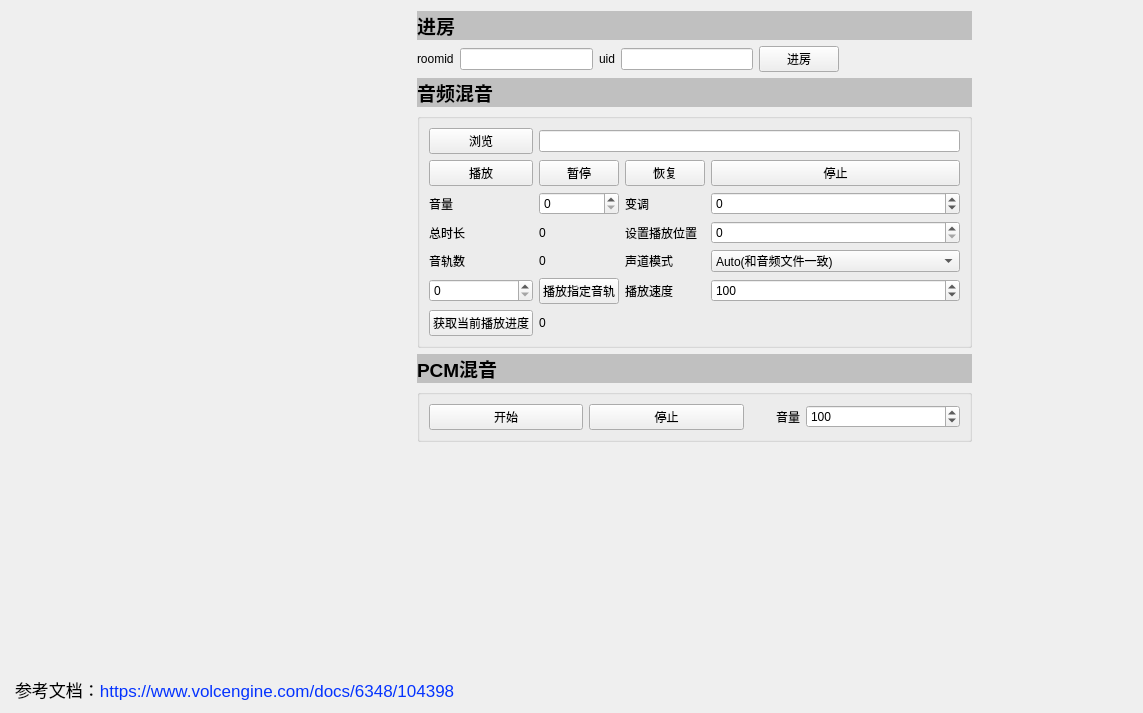
Old version of the form Windows/src/Advanced/AudioMixing/AudioMixingMedia.ui in the repository volcengine/VolcEngineRTC.
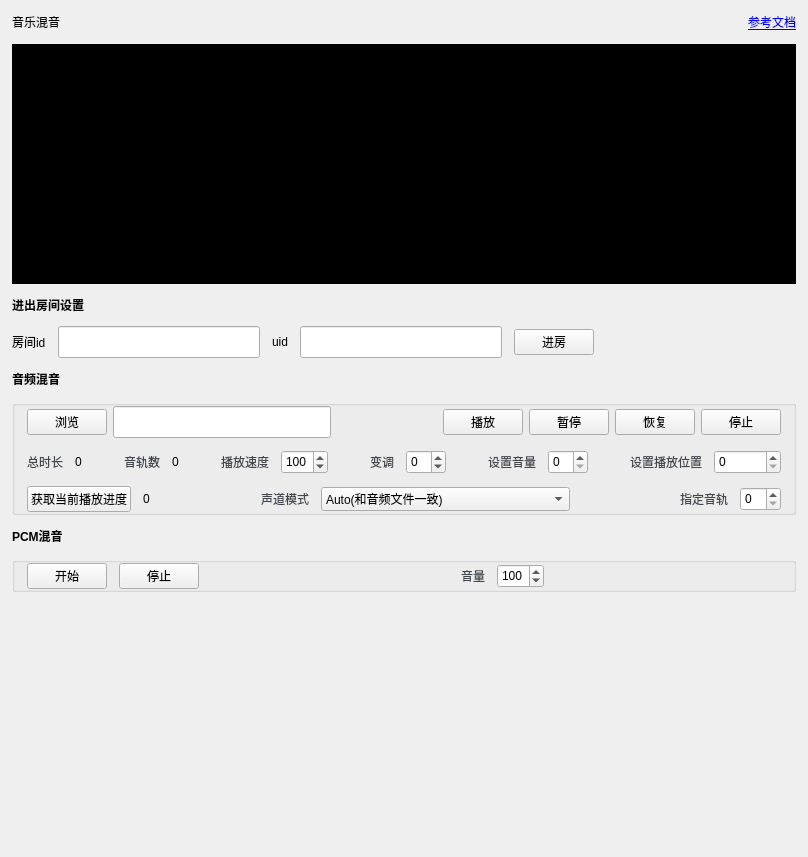
New version of the form. Icons and pictures are not drawn. Custom widgets are drawn as their Qt base class.

```diff
--- a/Windows/src/Advanced/AudioMixing/AudioMixingMedia.ui
+++ b/Windows/src/Advanced/AudioMixing/AudioMixingMedia.ui
@@ -6,8 +6,8 @@
    <rect>
     <x>0</x>
     <y>0</y>
-    <width>1143</width>
-    <height>713</height>
+    <width>808</width>
+    <height>857</height>
    </rect>
   </property>
   <property name="windowTitle">
@@ -16,27 +16,161 @@
   <property name="styleSheet">
    <string notr="true"/>
   </property>
-  <layout class="QVBoxLayout" name="verticalLayout_3" stretch="5,2,1">
-   <item>
-    <layout class="QHBoxLayout" name="horizontalLayout_2">
-     <item>
       <layout class="QVBoxLayout" name="verticalLayout">
+   <property name="spacing">
+    <number>12</number>
+   </property>
+   <property name="leftMargin">
+    <number>12</number>
+   </property>
+   <property name="topMargin">
+    <number>12</number>
+   </property>
+   <property name="rightMargin">
+    <number>12</number>
+   </property>
+   <property name="bottomMargin">
+    <number>12</number>
+   </property>
+   <item>
+    <layout class="QHBoxLayout" name="horizontalLayout_3">
+     <item>
+      <widget class="QLabel" name="label_title">
+       <property name="text">
+        <string>音乐混音</string>
+       </property>
+      </widget>
+     </item>
+     <item>
+      <spacer name="horizontalSpacer_4">
+       <property name="orientation">
+        <enum>Qt::Horizontal</enum>
+       </property>
+       <property name="sizeHint" stdset="0">
+        <size>
+         <width>40</width>
+         <height>20</height>
+        </size>
+       </property>
+      </spacer>
+     </item>
+     <item>
+      <widget class="QLabel" name="label_12">
+       <property name="minimumSize">
+        <size>
+         <width>18</width>
+         <height>18</height>
+        </size>
+       </property>
+       <property name="maximumSize">
+        <size>
+         <width>18</width>
+         <height>18</height>
+        </size>
+       </property>
+       <property name="text">
+        <string/>
+       </property>
+       <property name="pixmap">
+        <pixmap resource="../../../resources.qrc">:/img/Resources/ui/document.png</pixmap>
+       </property>
+       <property name="scaledContents">
+        <bool>true</bool>
+       </property>
+      </widget>
+     </item>
+     <item>
+      <widget class="QLabel" name="label_16">
+       <property name="text">
+        <string>&lt;a href=&quot;https://www.volcengine.com/docs/6348/70141&quot;&gt;参考文档</string>
+       </property>
+       <property name="openExternalLinks">
+        <bool>true</bool>
+       </property>
+      </widget>
+     </item>
+    </layout>
+   </item>
+   <item>
+    <widget class="QWidget" name="widget_users" native="true">
+     <property name="minimumSize">
+      <size>
+       <width>0</width>
+       <height>240</height>
+      </size>
+     </property>
+     <property name="maximumSize">
+      <size>
+       <width>16777215</width>
+       <height>240</height>
+      </size>
+     </property>
+     <property name="styleSheet">
+      <string notr="true">background-color: rgb(0, 0, 0);</string>
+     </property>
+     <layout class="QHBoxLayout" name="horizontalLayout_2">
+      <property name="spacing">
+       <number>0</number>
+      </property>
+      <property name="leftMargin">
+       <number>0</number>
+      </property>
+      <property name="topMargin">
+       <number>0</number>
+      </property>
+      <property name="rightMargin">
+       <number>0</number>
+      </property>
+      <property name="bottomMargin">
+       <number>0</number>
+      </property>
+      <item>
+       <spacer name="horizontalSpacer_2">
+        <property name="orientation">
+         <enum>Qt::Horizontal</enum>
+        </property>
+        <property name="sizeHint" stdset="0">
+         <size>
+          <width>40</width>
+          <height>20</height>
+         </size>
+        </property>
+       </spacer>
+      </item>
        <item>
         <widget class="UserWidget" name="widget" native="true">
          <property name="minimumSize">
           <size>
-           <width>400</width>
-           <height>400</height>
+          <width>320</width>
+          <height>240</height>
+         </size>
+        </property>
+        <property name="maximumSize">
+         <size>
+          <width>320</width>
+          <height>240</height>
           </size>
          </property>
         </widget>
        </item>
-      </layout>
+      <item>
+       <spacer name="horizontalSpacer_3">
+        <property name="orientation">
+         <enum>Qt::Horizontal</enum>
+        </property>
+        <property name="sizeHint" stdset="0">
+         <size>
+          <width>40</width>
+          <height>20</height>
+         </size>
+        </property>
+       </spacer>
+      </item>
+     </layout>
+    </widget>
      </item>
      <item>
-      <layout class="QVBoxLayout" name="verticalLayout_2">
-       <item>
-        <widget class="QLabel" name="label_13">
+    <widget class="QLabel" name="label_t1">
          <property name="sizePolicy">
           <sizepolicy hsizetype="Preferred" vsizetype="Preferred">
            <horstretch>0</horstretch>
@@ -46,7 +180,7 @@
          <property name="maximumSize">
           <size>
            <width>16777215</width>
-           <height>30</height>
+       <height>16777215</height>
           </size>
          </property>
          <property name="palette">
@@ -88,15 +222,15 @@
          </property>
          <property name="font">
           <font>
-           <pointsize>14</pointsize>
+       <pointsize>9</pointsize>
            <bold>true</bold>
           </font>
          </property>
          <property name="autoFillBackground">
-          <bool>true</bool>
+      <bool>false</bool>
          </property>
          <property name="text">
-          <string>进房</string>
+      <string>进出房间设置</string>
          </property>
         </widget>
        </item>
@@ -105,12 +239,25 @@
          <item>
           <widget class="QLabel" name="label_8">
            <property name="text">
-            <string>roomid</string>
+        <string>房间id</string>
            </property>
           </widget>
          </item>
          <item>
-          <widget class="QLineEdit" name="lineEdit_room"/>
+      <widget class="QLineEdit" name="lineEdit_room">
+       <property name="minimumSize">
+        <size>
+         <width>0</width>
+         <height>32</height>
+        </size>
+       </property>
+       <property name="maximumSize">
+        <size>
+         <width>16777215</width>
+         <height>32</height>
+        </size>
+       </property>
+      </widget>
          </item>
          <item>
           <widget class="QLabel" name="label_9">
@@ -120,7 +267,20 @@
           </widget>
          </item>
          <item>
-          <widget class="QLineEdit" name="lineEdit_uid"/>
+      <widget class="QLineEdit" name="lineEdit_uid">
+       <property name="minimumSize">
+        <size>
+         <width>0</width>
+         <height>32</height>
+        </size>
+       </property>
+       <property name="maximumSize">
+        <size>
+         <width>16777215</width>
+         <height>32</height>
+        </size>
+       </property>
+      </widget>
          </item>
          <item>
           <widget class="QPushButton" name="btn_join">
@@ -145,7 +305,7 @@
         </layout>
        </item>
        <item>
-        <widget class="QLabel" name="label_14">
+    <widget class="QLabel" name="label_t2">
          <property name="sizePolicy">
           <sizepolicy hsizetype="Preferred" vsizetype="Preferred">
            <horstretch>0</horstretch>
@@ -155,7 +315,7 @@
          <property name="maximumSize">
           <size>
            <width>16777215</width>
-           <height>30</height>
+       <height>16777215</height>
           </size>
          </property>
          <property name="palette">
@@ -197,12 +357,12 @@
          </property>
          <property name="font">
           <font>
-           <pointsize>14</pointsize>
+       <pointsize>9</pointsize>
            <bold>true</bold>
           </font>
          </property>
          <property name="autoFillBackground">
-          <bool>true</bool>
+      <bool>false</bool>
          </property>
          <property name="text">
           <string>音频混音</string>
@@ -211,19 +371,188 @@
        </item>
        <item>
         <widget class="QGroupBox" name="groupBox">
+     <property name="minimumSize">
+      <size>
+       <width>0</width>
+       <height>0</height>
+      </size>
+     </property>
          <property name="title">
           <string/>
          </property>
-         <layout class="QGridLayout" name="gridLayout">
-          <item row="2" column="3">
+     <layout class="QVBoxLayout" name="verticalLayout_2">
+      <property name="spacing">
+       <number>12</number>
+      </property>
+      <property name="leftMargin">
+       <number>12</number>
+      </property>
+      <property name="topMargin">
+       <number>0</number>
+      </property>
+      <property name="rightMargin">
+       <number>12</number>
+      </property>
+      <property name="bottomMargin">
+       <number>0</number>
+      </property>
+      <item>
+       <layout class="QHBoxLayout" name="horizontalLayout_4">
+        <property name="spacing">
+         <number>6</number>
+        </property>
+        <item>
+         <widget class="QPushButton" name="btn_browser">
+          <property name="text">
+           <string>浏览</string>
+          </property>
+         </widget>
+        </item>
+        <item>
+         <widget class="QLineEdit" name="lineEdit_url">
+          <property name="minimumSize">
+           <size>
+            <width>218</width>
+            <height>32</height>
+           </size>
+          </property>
+          <property name="maximumSize">
+           <size>
+            <width>218</width>
+            <height>32</height>
+           </size>
+          </property>
+         </widget>
+        </item>
+        <item>
+         <spacer name="horizontalSpacer_12">
+          <property name="orientation">
+           <enum>Qt::Horizontal</enum>
+          </property>
+          <property name="sizeHint" stdset="0">
+           <size>
+            <width>200</width>
+            <height>20</height>
+           </size>
+          </property>
+         </spacer>
+        </item>
+        <item>
+         <widget class="QPushButton" name="btn_play">
+          <property name="text">
+           <string>播放</string>
+          </property>
+         </widget>
+        </item>
+        <item>
+         <widget class="QPushButton" name="btn_pause">
+          <property name="text">
+           <string>暂停</string>
+          </property>
+         </widget>
+        </item>
+        <item>
+         <widget class="QPushButton" name="btn_resume">
+          <property name="text">
+           <string>恢复</string>
+          </property>
+         </widget>
+        </item>
+        <item>
            <widget class="QPushButton" name="btn_stop">
             <property name="text">
              <string>停止</string>
             </property>
            </widget>
           </item>
-          <item row="6" column="3">
+       </layout>
+      </item>
+      <item>
+       <layout class="QHBoxLayout" name="horizontalLayout_5">
+        <item>
+         <widget class="QLabel" name="label_7">
+          <property name="styleSheet">
+           <string notr="true">QLabel{color:#42464E; background-color:transparent;}</string>
+          </property>
+          <property name="text">
+           <string>总时长</string>
+          </property>
+         </widget>
+        </item>
+        <item>
+         <widget class="QLabel" name="label_duration">
+          <property name="text">
+           <string>0</string>
+          </property>
+         </widget>
+        </item>
+        <item>
+         <spacer name="horizontalSpacer_6">
+          <property name="orientation">
+           <enum>Qt::Horizontal</enum>
+          </property>
+          <property name="sizeHint" stdset="0">
+           <size>
+            <width>40</width>
+            <height>20</height>
+           </size>
+          </property>
+         </spacer>
+        </item>
+        <item>
+         <widget class="QLabel" name="label_4">
+          <property name="styleSheet">
+           <string notr="true">QLabel{color:#42464E; background-color:transparent;}</string>
+          </property>
+          <property name="text">
+           <string>音轨数</string>
+          </property>
+         </widget>
+        </item>
+        <item>
+         <widget class="QLabel" name="label_track">
+          <property name="text">
+           <string>0</string>
+          </property>
+         </widget>
+        </item>
+        <item>
+         <spacer name="horizontalSpacer_7">
+          <property name="orientation">
+           <enum>Qt::Horizontal</enum>
+          </property>
+          <property name="sizeHint" stdset="0">
+           <size>
+            <width>40</width>
+            <height>20</height>
+           </size>
+          </property>
+         </spacer>
+        </item>
+        <item>
+         <widget class="QLabel" name="label_6">
+          <property name="styleSheet">
+           <string notr="true">QLabel{color:#42464E; background-color:transparent;}</string>
+          </property>
+          <property name="text">
+           <string>播放速度</string>
+          </property>
+         </widget>
+        </item>
+        <item>
            <widget class="QSpinBox" name="spinBox_speed">
+          <property name="minimumSize">
+           <size>
+            <width>0</width>
+            <height>24</height>
+           </size>
+          </property>
+          <property name="maximumSize">
+           <size>
+            <width>16777215</width>
+            <height>24</height>
+           </size>
+          </property>
             <property name="minimum">
              <number>50</number>
             </property>
@@ -235,67 +564,193 @@
             </property>
            </widget>
           </item>
-          <item row="5" column="1">
-           <widget class="QLabel" name="label_track">
+        <item>
+         <spacer name="horizontalSpacer_9">
+          <property name="orientation">
+           <enum>Qt::Horizontal</enum>
+          </property>
+          <property name="sizeHint" stdset="0">
+           <size>
+            <width>40</width>
+            <height>20</height>
+           </size>
+          </property>
+         </spacer>
+        </item>
+        <item>
+         <widget class="QLabel" name="label_2">
+          <property name="styleSheet">
+           <string notr="true">QLabel{color:#42464E; background-color:transparent;}</string>
+          </property>
             <property name="text">
-             <string>0</string>
+           <string>变调</string>
             </property>
            </widget>
           </item>
-          <item row="7" column="1">
-           <widget class="QLabel" name="label_time">
-            <property name="text">
-             <string>0</string>
-            </property>
-           </widget>
-          </item>
-          <item row="3" column="0">
+        <item>
+         <widget class="QSpinBox" name="spinBox_pitch">
+          <property name="minimumSize">
+           <size>
+            <width>40</width>
+            <height>24</height>
+           </size>
+          </property>
+          <property name="maximumSize">
+           <size>
+            <width>16777215</width>
+            <height>24</height>
+           </size>
+          </property>
+          <property name="minimum">
+           <number>-12</number>
+          </property>
+          <property name="maximum">
+           <number>12</number>
+          </property>
+         </widget>
+        </item>
+        <item>
+         <spacer name="horizontalSpacer_10">
+          <property name="orientation">
+           <enum>Qt::Horizontal</enum>
+          </property>
+          <property name="sizeHint" stdset="0">
+           <size>
+            <width>40</width>
+            <height>20</height>
+           </size>
+          </property>
+         </spacer>
+        </item>
+        <item>
            <widget class="QLabel" name="label">
+          <property name="styleSheet">
+           <string notr="true">QLabel{color:#42464E; background-color:transparent;}</string>
+          </property>
             <property name="text">
-             <string>音量</string>
+           <string>设置音量</string>
             </property>
            </widget>
           </item>
-          <item row="1" column="1" colspan="3">
-           <widget class="QLineEdit" name="lineEdit_url"/>
-          </item>
-          <item row="4" column="1">
-           <widget class="QLabel" name="label_duration">
-            <property name="text">
-             <string>0</string>
-            </property>
-           </widget>
-          </item>
-          <item row="5" column="0">
-           <widget class="QLabel" name="label_4">
-            <property name="text">
-             <string>音轨数</string>
-            </property>
-           </widget>
-          </item>
-          <item row="4" column="2">
+        <item>
+         <widget class="QSpinBox" name="spinBox_volume">
+          <property name="minimumSize">
+           <size>
+            <width>40</width>
+            <height>24</height>
+           </size>
+          </property>
+          <property name="maximumSize">
+           <size>
+            <width>16777215</width>
+            <height>24</height>
+           </size>
+          </property>
+          <property name="maximum">
+           <number>400</number>
+          </property>
+         </widget>
+        </item>
+        <item>
+         <spacer name="horizontalSpacer_13">
+          <property name="orientation">
+           <enum>Qt::Horizontal</enum>
+          </property>
+          <property name="sizeHint" stdset="0">
+           <size>
+            <width>40</width>
+            <height>20</height>
+           </size>
+          </property>
+         </spacer>
+        </item>
+        <item>
            <widget class="QLabel" name="label_3">
+          <property name="styleSheet">
+           <string notr="true">QLabel{color:#42464E; background-color:transparent;}</string>
+          </property>
             <property name="text">
              <string>设置播放位置</string>
             </property>
            </widget>
           </item>
-          <item row="3" column="1">
-           <widget class="QSpinBox" name="spinBox_volume">
+        <item>
+         <widget class="QSpinBox" name="spinBox_pos">
+          <property name="minimumSize">
+           <size>
+            <width>0</width>
+            <height>24</height>
+           </size>
+          </property>
+          <property name="maximumSize">
+           <size>
+            <width>16777215</width>
+            <height>24</height>
+           </size>
+          </property>
+          <property name="minimum">
+           <number>0</number>
+          </property>
             <property name="maximum">
-             <number>400</number>
+           <number>1111111111</number>
             </property>
            </widget>
           </item>
-          <item row="5" column="2">
+       </layout>
+      </item>
+      <item>
+       <layout class="QHBoxLayout" name="horizontalLayout_6">
+        <item>
+         <widget class="QPushButton" name="btn_getTime">
+          <property name="text">
+           <string>获取当前播放进度</string>
+          </property>
+         </widget>
+        </item>
+        <item>
+         <widget class="QLabel" name="label_time">
+          <property name="text">
+           <string>0</string>
+          </property>
+         </widget>
+        </item>
+        <item>
+         <spacer name="horizontalSpacer_11">
+          <property name="orientation">
+           <enum>Qt::Horizontal</enum>
+          </property>
+          <property name="sizeHint" stdset="0">
+           <size>
+            <width>40</width>
+            <height>20</height>
+           </size>
+          </property>
+         </spacer>
+        </item>
+        <item>
            <widget class="QLabel" name="label_5">
+          <property name="styleSheet">
+           <string notr="true">QLabel{color:#42464E; background-color:transparent;}</string>
+          </property>
             <property name="text">
              <string>声道模式</string>
             </property>
            </widget>
           </item>
-          <item row="5" column="3">
+        <item>
            <widget class="QComboBox" name="comboBox_mode">
+          <property name="minimumSize">
+           <size>
+            <width>0</width>
+            <height>24</height>
+           </size>
+          </property>
+          <property name="maximumSize">
+           <size>
+            <width>16777215</width>
+            <height>24</height>
+           </size>
+          </property>
             <item>
              <property name="text">
               <string>Auto(和音频文件一致)</string>
@@ -318,101 +773,55 @@
             </item>
            </widget>
           </item>
-          <item row="4" column="3">
-           <widget class="QSpinBox" name="spinBox_pos">
-            <property name="minimum">
-             <number>0</number>
-            </property>
-            <property name="maximum">
-             <number>1111111111</number>
-            </property>
-           </widget>
-          </item>
-          <item row="3" column="2">
-           <widget class="QLabel" name="label_2">
-            <property name="text">
-             <string>变调</string>
-            </property>
-           </widget>
-          </item>
-          <item row="2" column="1">
-           <widget class="QPushButton" name="btn_pause">
+        <item>
+         <spacer name="horizontalSpacer_5">
+          <property name="orientation">
+           <enum>Qt::Horizontal</enum>
+          </property>
+          <property name="sizeHint" stdset="0">
+           <size>
+            <width>40</width>
+            <height>20</height>
+           </size>
+          </property>
+         </spacer>
+        </item>
+        <item>
+         <widget class="QLabel" name="label_track_2">
+          <property name="styleSheet">
+           <string notr="true">QLabel{color:#42464E; background-color:transparent;}</string>
+          </property>
             <property name="text">
-             <string>暂停</string>
+           <string>指定音轨</string>
             </property>
            </widget>
           </item>
-          <item row="7" column="0">
-           <widget class="QPushButton" name="btn_getTime">
-            <property name="text">
-             <string>获取当前播放进度</string>
-            </property>
-           </widget>
-          </item>
-          <item row="3" column="3">
-           <widget class="QSpinBox" name="spinBox_pitch">
-            <property name="minimum">
-             <number>-12</number>
-            </property>
-            <property name="maximum">
-             <number>12</number>
-            </property>
-           </widget>
-          </item>
-          <item row="6" column="0">
+        <item>
            <widget class="QSpinBox" name="spinBox_track">
+          <property name="minimumSize">
+           <size>
+            <width>0</width>
+            <height>24</height>
+           </size>
+          </property>
+          <property name="maximumSize">
+           <size>
+            <width>16777215</width>
+            <height>24</height>
+           </size>
+          </property>
             <property name="maximum">
              <number>10</number>
             </property>
            </widget>
           </item>
-          <item row="6" column="1">
-           <widget class="QPushButton" name="btn_setTrack">
-            <property name="text">
-             <string>播放指定音轨</string>
-            </property>
-           </widget>
-          </item>
-          <item row="2" column="0">
-           <widget class="QPushButton" name="btn_play">
-            <property name="text">
-             <string>播放</string>
-            </property>
-           </widget>
-          </item>
-          <item row="4" column="0">
-           <widget class="QLabel" name="label_7">
-            <property name="text">
-             <string>总时长</string>
-            </property>
-           </widget>
-          </item>
-          <item row="6" column="2">
-           <widget class="QLabel" name="label_6">
-            <property name="text">
-             <string>播放速度</string>
-            </property>
-           </widget>
-          </item>
-          <item row="2" column="2">
-           <widget class="QPushButton" name="btn_resume">
-            <property name="text">
-             <string>恢复</string>
-            </property>
-           </widget>
-          </item>
-          <item row="1" column="0">
-           <widget class="QPushButton" name="btn_browser">
-            <property name="text">
-             <string>浏览</string>
-            </property>
-           </widget>
+       </layout>
           </item>
          </layout>
         </widget>
        </item>
        <item>
-        <widget class="QLabel" name="label_15">
+    <widget class="QLabel" name="label_t3">
          <property name="sizePolicy">
           <sizepolicy hsizetype="Preferred" vsizetype="Preferred">
            <horstretch>0</horstretch>
@@ -422,7 +831,7 @@
          <property name="maximumSize">
           <size>
            <width>16777215</width>
-           <height>30</height>
+       <height>16777215</height>
           </size>
          </property>
          <property name="palette">
@@ -464,12 +873,12 @@
          </property>
          <property name="font">
           <font>
-           <pointsize>14</pointsize>
+       <pointsize>9</pointsize>
            <bold>true</bold>
           </font>
          </property>
          <property name="autoFillBackground">
-          <bool>true</bool>
+      <bool>false</bool>
          </property>
          <property name="text">
           <string>PCM混音</string>
@@ -482,16 +891,24 @@
           <string/>
          </property>
          <layout class="QGridLayout" name="gridLayout_2">
-          <item row="0" column="4">
-           <widget class="QSpinBox" name="spinBox_pcm_volume">
-            <property name="maximum">
-             <number>400</number>
-            </property>
-            <property name="value">
-             <number>100</number>
-            </property>
-           </widget>
-          </item>
+      <property name="leftMargin">
+       <number>12</number>
+      </property>
+      <property name="topMargin">
+       <number>0</number>
+      </property>
+      <property name="rightMargin">
+       <number>0</number>
+      </property>
+      <property name="bottomMargin">
+       <number>0</number>
+      </property>
+      <property name="horizontalSpacing">
+       <number>12</number>
+      </property>
+      <property name="verticalSpacing">
+       <number>0</number>
+      </property>
           <item row="0" column="2">
            <widget class="QPushButton" name="btn_pcm_stop">
             <property name="text">
@@ -499,7 +916,7 @@
             </property>
            </widget>
           </item>
-          <item row="0" column="3">
+      <item row="0" column="4">
            <widget class="QLabel" name="label_10">
             <property name="maximumSize">
              <size>
@@ -507,6 +924,9 @@
               <height>16777215</height>
              </size>
             </property>
+        <property name="styleSheet">
+         <string notr="true">QLabel{color:#42464E; background-color:transparent;}</string>
+        </property>
             <property name="text">
              <string>音量</string>
             </property>
@@ -515,6 +935,19 @@
             </property>
            </widget>
           </item>
+      <item row="0" column="6">
+       <spacer name="horizontalSpacer_8">
+        <property name="orientation">
+         <enum>Qt::Horizontal</enum>
+        </property>
+        <property name="sizeHint" stdset="0">
+         <size>
+          <width>40</width>
+          <height>20</height>
+         </size>
+        </property>
+       </spacer>
+      </item>
           <item row="0" column="0">
            <widget class="QPushButton" name="btn_pcm_start">
             <property name="text">
@@ -522,6 +955,41 @@
             </property>
            </widget>
           </item>
+      <item row="0" column="5">
+       <widget class="QSpinBox" name="spinBox_pcm_volume">
+        <property name="minimumSize">
+         <size>
+          <width>0</width>
+          <height>24</height>
+         </size>
+        </property>
+        <property name="maximumSize">
+         <size>
+          <width>16777215</width>
+          <height>24</height>
+         </size>
+        </property>
+        <property name="maximum">
+         <number>400</number>
+        </property>
+        <property name="value">
+         <number>100</number>
+        </property>
+       </widget>
+      </item>
+      <item row="0" column="3">
+       <spacer name="horizontalSpacer_14">
+        <property name="orientation">
+         <enum>Qt::Horizontal</enum>
+        </property>
+        <property name="sizeHint" stdset="0">
+         <size>
+          <width>40</width>
+          <height>20</height>
+         </size>
+        </property>
+       </spacer>
+      </item>
          </layout>
         </widget>
        </item>
@@ -539,64 +1007,8 @@
         </spacer>
        </item>
       </layout>
-     </item>
-     <item>
-      <spacer name="horizontalSpacer_2">
-       <property name="orientation">
-        <enum>Qt::Horizontal</enum>
-       </property>
-       <property name="sizeHint" stdset="0">
-        <size>
-         <width>40</width>
-         <height>20</height>
-        </size>
-       </property>
-      </spacer>
-     </item>
-    </layout>
-   </item>
-   <item>
-    <widget class="LogWidget" name="widget_log" native="true"/>
-   </item>
-   <item>
-    <widget class="QTextEdit" name="textEdit">
-     <property name="maximumSize">
-      <size>
-       <width>16777215</width>
-       <height>20</height>
-      </size>
-     </property>
-     <property name="styleSheet">
-      <string notr="true">background-color: rgba(255, 255, 255, 0);</string>
-     </property>
-     <property name="frameShape">
-      <enum>QFrame::NoFrame</enum>
-     </property>
-     <property name="verticalScrollBarPolicy">
-      <enum>Qt::ScrollBarAlwaysOff</enum>
-     </property>
-     <property name="horizontalScrollBarPolicy">
-      <enum>Qt::ScrollBarAlwaysOff</enum>
-     </property>
-     <property name="html">
-      <string>&lt;!DOCTYPE HTML PUBLIC &quot;-//W3C//DTD HTML 4.0//EN&quot; &quot;http://www.w3.org/TR/REC-html40/strict.dtd&quot;&gt;
-&lt;html&gt;&lt;head&gt;&lt;meta name=&quot;qrichtext&quot; content=&quot;1&quot; /&gt;&lt;meta charset=&quot;utf-8&quot; /&gt;&lt;style type=&quot;text/css&quot;&gt;
-p, li { white-space: pre-wrap; }
-hr { height: 1px; border-width: 0; }
-&lt;/style&gt;&lt;/head&gt;&lt;body style=&quot; font-family:'Microsoft YaHei UI'; font-size:9pt; font-weight:400; font-style:normal;&quot;&gt;
-&lt;p style=&quot; margin-top:0px; margin-bottom:0px; margin-left:0px; margin-right:0px; -qt-block-indent:0; text-indent:0px;&quot;&gt;&lt;span style=&quot; font-family:'.AppleSystemUIFont'; font-size:13pt;&quot;&gt;参考文档：&lt;/span&gt;&lt;span style=&quot; font-family:'.AppleSystemUIFont'; font-size:13pt; color:#0433ff;&quot;&gt;https://www.volcengine.com/docs/6348/104398&lt;/span&gt;&lt;/p&gt;&lt;/body&gt;&lt;/html&gt;</string>
-     </property>
-    </widget>
-   </item>
-  </layout>
  </widget>
  <customwidgets>
-  <customwidget>
-   <class>LogWidget</class>
-   <extends>QWidget</extends>
-   <header location="global">LogWidget.h</header>
-   <container>1</container>
-  </customwidget>
   <customwidget>
    <class>UserWidget</class>
    <extends>QWidget</extends>
```
Left out of the diff: 4 changed lines with no effect on the pictures. Lines whose indentation alone changed are shown as unchanged.
